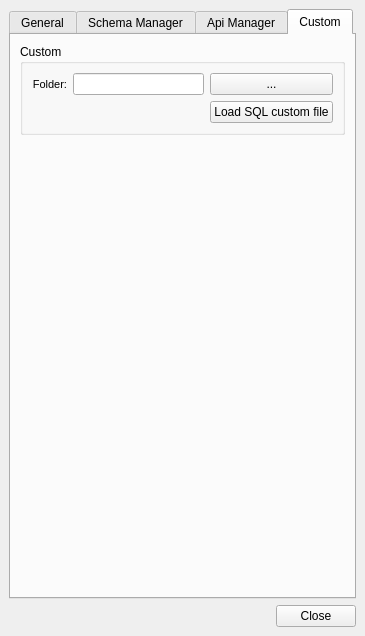
Above: ui/readsql.ui from Giswater/giswater_qgis_plugin before the change. Below: the same form after it.
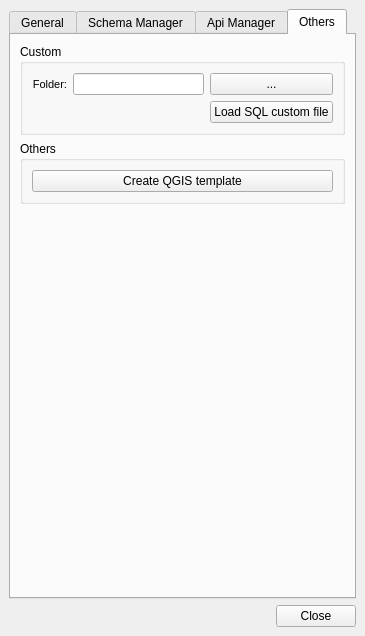
That is the form after the change. The open tabs and pages were chosen to show the change. Icons and pictures are not drawn.

Commit message: Enhancement: Add button create qgis project template

```diff
--- a/ui/readsql.ui
+++ b/ui/readsql.ui
@@ -581,7 +581,7 @@
       </widget>
       <widget class="QWidget" name="custom">
        <attribute name="title">
-        <string>Custom</string>
+        <string>Others</string>
        </attribute>
        <layout class="QGridLayout" name="gridLayout_3">
         <item row="0" column="0">
@@ -656,7 +656,23 @@
           </layout>
          </widget>
         </item>
-        <item row="1" column="0">
+        <item row="2" column="0">
+         <widget class="QGroupBox" name="groupBox">
+          <property name="title">
+           <string>Others</string>
+          </property>
+          <layout class="QGridLayout" name="gridLayout_14">
+           <item row="0" column="0">
+            <widget class="QPushButton" name="btn_create_qgis_template">
+             <property name="text">
+              <string>Create QGIS template</string>
+             </property>
+            </widget>
+           </item>
+          </layout>
+         </widget>
+        </item>
+        <item row="3" column="0">
          <spacer name="verticalSpacer_3">
           <property name="orientation">
            <enum>Qt::Vertical</enum>
```
Left out of the diff: 4 changed lines with no effect on the pictures. The commit also changes 2 other files.
